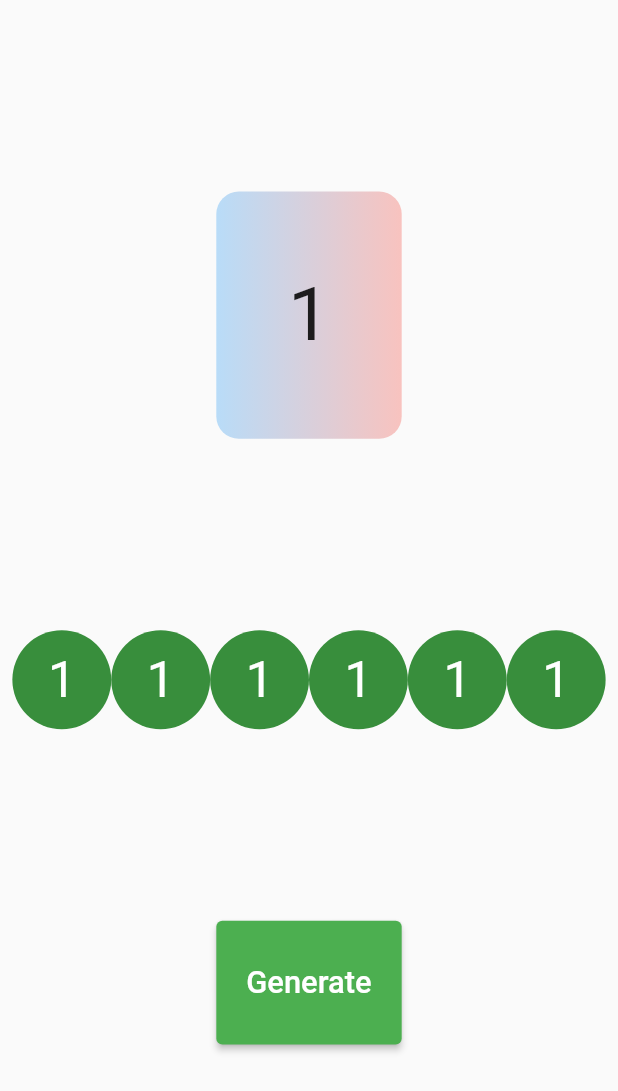
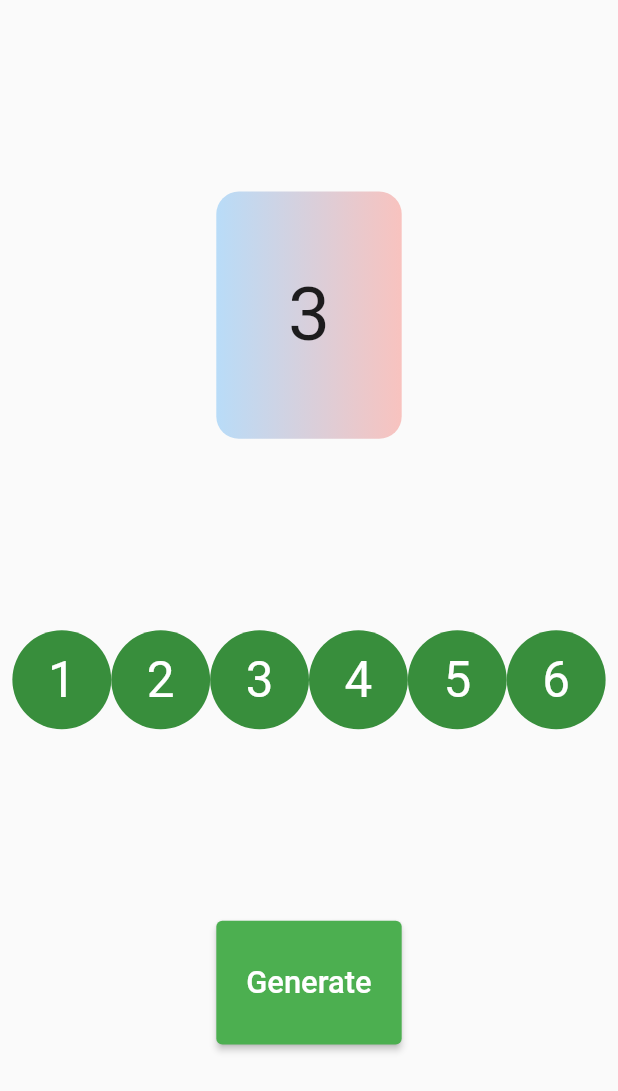
Before and after one commit to Yusuf-bek/FindNumbersGame, a Flutter app: the screen it shows after launch, after a tap on "Generate", on a phone screen of 412 x 824 dp. Shown: the top 1091 px of the screen. Run offline on Flutter 3.47's test engine with Material 2 defaults, Android fonts, the light colour scheme and no system bars; our stand-ins replace flutter_bloc.

Commit message:
unvisible numbers after 4 seconds ready

```diff
--- a/lib/cubit/game_cubit.dart
+++ b/lib/cubit/game_cubit.dart
@@ -1,10 +1,36 @@
+import 'dart:async';
+
 import 'package:flutter_bloc/flutter_bloc.dart';
 import 'package:numbersgame/cubit/game_states.dart';
 
 class GameCubit extends Cubit<GameState> {
   GameCubit(GameState initialState) : super(initialState);
 
-  int _timerCounter = 0;
+  int timerCounter = 4;
 
+  List<bool> isVisibleList = [true, true, true, true, true, true];
 
+  void makeInVisible() {
+    List<bool> a = isVisibleList.map((e) => !e).toList();
+    isVisibleList.clear();
+    isVisibleList.addAll(a);
+    emit(GameStartedState());
+  }
+
+  void startTimer() {
+    for (int i = timerCounter; i > 0; i--) {
+      Future.delayed(
+        Duration(seconds: i),
+      ).then(
+        (value) {
+          timerCounter -= 1;
+          emit(ChangeTimerState());
+          if (timerCounter == 0) {
+            makeInVisible();
+            emit(GameStartedState());
+          }
+        },
+      );
+    }
+  }
 }
--- a/lib/cubit/game_states.dart
+++ b/lib/cubit/game_states.dart
@@ -5,3 +5,11 @@ abstract class GameState{
 class InitialState extends GameState{
 
 }
+
+class ChangeTimerState extends GameState{
+
+}
+
+class GameStartedState extends GameState{
+
+}
--- a/lib/main.dart
+++ b/lib/main.dart
@@ -17,7 +17,7 @@ class MyApp extends StatelessWidget {
       theme: ThemeData(
         primarySwatch: Colors.green,
       ),
-      home: const GameView(),
+      home:  GameView(),
     );
   }
 }
--- a/lib/screen/game_view.dart
+++ b/lib/screen/game_view.dart
@@ -1,30 +1,45 @@
 import 'package:flutter/material.dart';
+import 'package:flutter_bloc/flutter_bloc.dart';
+import 'package:numbersgame/cubit/game_cubit.dart';
+import 'package:numbersgame/cubit/game_states.dart';
 
 class GameView extends StatelessWidget {
-  const GameView({Key? key}) : super(key: key);
+
+  GameView({Key? key}) : super(key: key);
 
   @override
   Widget build(BuildContext context) {
     return Scaffold(
-      body: Column(
+      body: BlocProvider(
+        create: (context) {
+          return GameCubit(InitialState());
+        },
+        child: BlocConsumer<GameCubit, GameState>(
+            listener: (context, state) {
+
+            },
+            builder: (context, state) {
+              return Column(
                 mainAxisAlignment: MainAxisAlignment.spaceEvenly,
                 children: [
-          giveTimerContainer(context),
+                  giveTimerContainer(
+                    context,
+                  ),
                   Center(
                     child: Wrap(
                       children: [
                         giveNumberCircleAvatar(
-                    context: context, number: "1", onTap: () {}),
+                            context: context, number: context.watch<GameCubit>().isVisibleList[0] ? "1" : "", onTap: () {}),
                         giveNumberCircleAvatar(
-                    context: context, number: "1", onTap: () {}),
+                            context: context, number: context.watch<GameCubit>().isVisibleList[1] ? "2" : "", onTap: () {}),
                         giveNumberCircleAvatar(
-                    context: context, number: "1", onTap: () {}),
+                            context: context, number: context.watch<GameCubit>().isVisibleList[2] ? "3" : "", onTap: () {}),
                         giveNumberCircleAvatar(
-                    context: context, number: "1", onTap: () {}),
+                            context: context, number: context.watch<GameCubit>().isVisibleList[3] ? "4" : "", onTap: () {}),
                         giveNumberCircleAvatar(
-                    context: context, number: "1", onTap: () {}),
+                            context: context, number: context.watch<GameCubit>().isVisibleList[4] ? "5" : "", onTap: () {}),
                         giveNumberCircleAvatar(
-                    context: context, number: "1", onTap: () {}),
+                            context: context, number: context.watch<GameCubit>().isVisibleList[5] ? "6" : "", onTap: () {}),
                       ],
                     ),
                   ),
@@ -32,7 +47,9 @@ class GameView extends StatelessWidget {
                     width: MediaQuery.of(context).size.width * 0.3,
                     height: MediaQuery.of(context).size.height * 0.1,
                     child: ElevatedButton(
-              onPressed: () {},
+                      onPressed: () {
+                        context.read<GameCubit>().startTimer();
+                      },
                       child: Text(
                         "Generate",
                         style: TextStyle(
@@ -42,6 +59,8 @@ class GameView extends StatelessWidget {
                     ),
                   ),
                 ],
+              );
+            }),
       ),
     );
   }
@@ -50,10 +69,10 @@ class GameView extends StatelessWidget {
     return Container(
       width: MediaQuery.of(context).size.width * 0.3,
       height: MediaQuery.of(context).size.height * 0.2,
-      child: const Center(
+      child: Center(
         child: Text(
-          "1",
-          style: TextStyle(fontSize: 50),
+          context.watch<GameCubit>().timerCounter.toString(),
+          style: const TextStyle(fontSize: 50),
         ),
       ),
       decoration: BoxDecoration(
```
Lines whose indentation alone changed are shown as unchanged.
